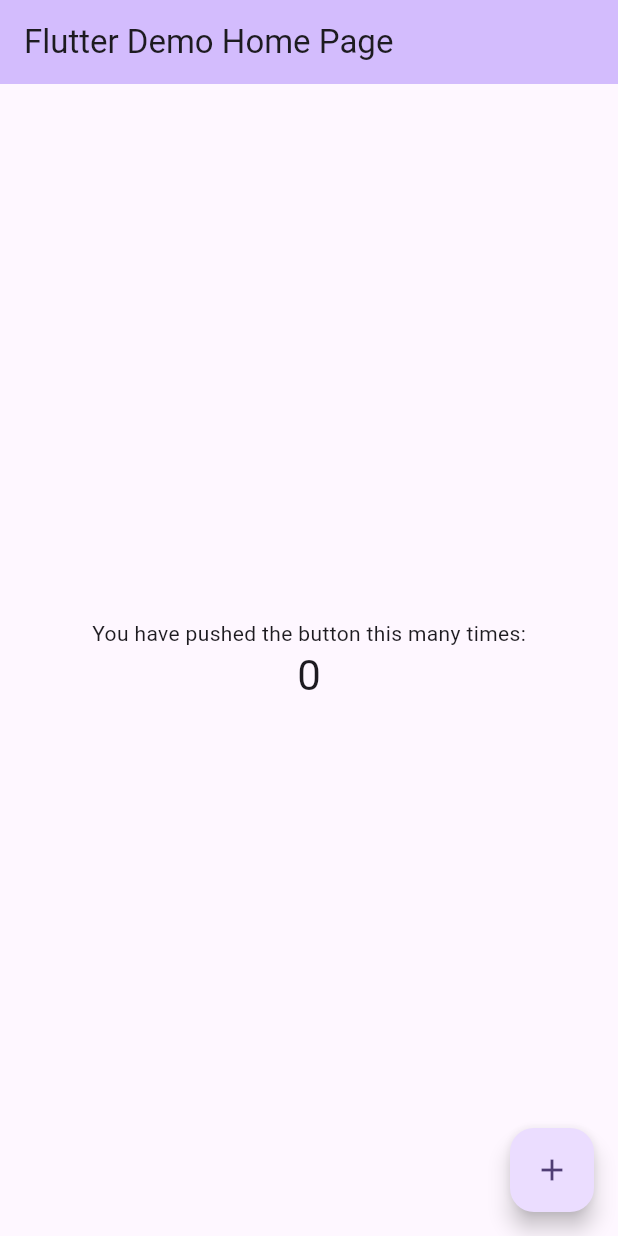
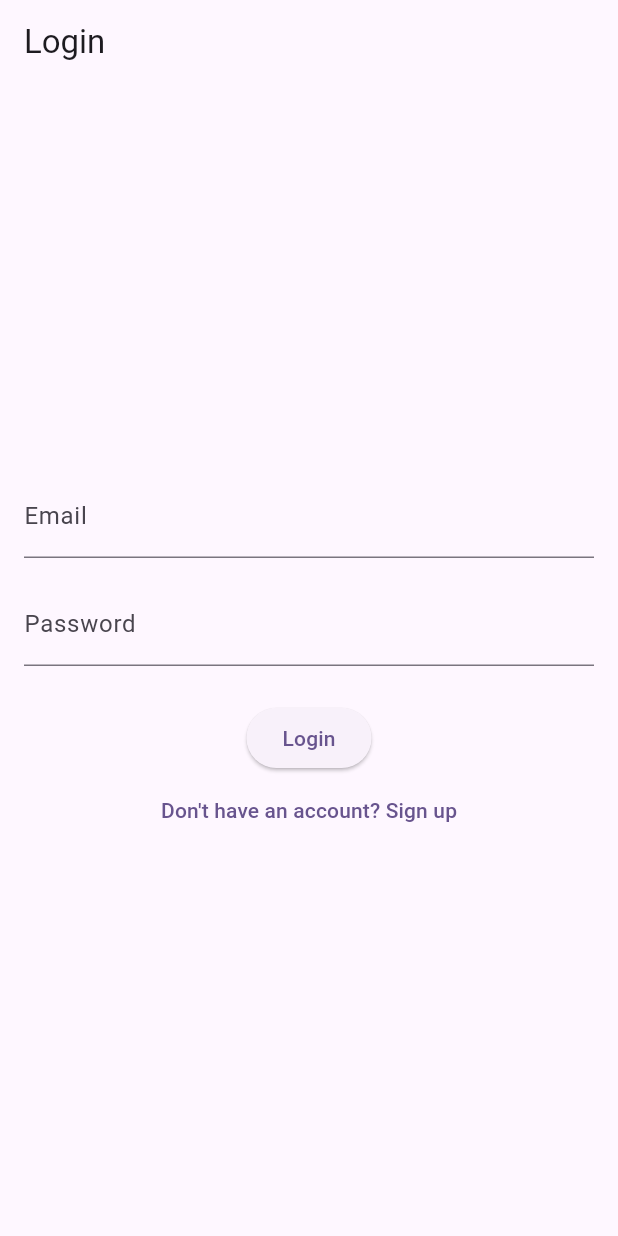
Before and after one commit to IGichuki/AGROSMART, a Flutter app: the screen it shows after launch, on a phone screen of 412 x 824 dp. Run offline on Flutter 3.47's test engine with Material 3 defaults, Android fonts, the light colour scheme and no system bars.

Commit message:
feat: add login and signup screens with reusable components

```diff
--- a/lib/main.dart
+++ b/lib/main.dart
@@ -1,4 +1,6 @@
 import 'package:flutter/material.dart';
+import 'screens/login_screen.dart';
+import 'screens/signup_screen.dart';
 
 void main() {
   runApp(const MyApp());
@@ -11,7 +13,7 @@
   @override
   Widget build(BuildContext context) {
     return MaterialApp(
-      title: 'Flutter Demo',
+      title: 'Agrosmart',
       theme: ThemeData(
         // This is the theme of your application.
         //
@@ -30,7 +32,11 @@
         // tested with just a hot reload.
         colorScheme: ColorScheme.fromSeed(seedColor: Colors.deepPurple),
       ),
-      home: const MyHomePage(title: 'Flutter Demo Home Page'),
+      initialRoute: '/login',
+      routes: {
+        '/login': (context) => const LoginScreen(),
+        '/signup': (context) => const SignupScreen(),
+      },
     );
   }
 }
--- /dev/null
+++ b/lib/screens/login_screen.dart
@@ -0,0 +1,63 @@
+import 'package:flutter/material.dart';
+
+class LoginScreen extends StatefulWidget {
+  const LoginScreen({Key? key}) : super(key: key);
+
+  @override
+  State<LoginScreen> createState() => _LoginScreenState();
+}
+
+class _LoginScreenState extends State<LoginScreen> {
+  final _formKey = GlobalKey<FormState>();
+  String email = '';
+  String password = '';
+
+  @override
+  Widget build(BuildContext context) {
+    return Scaffold(
+      appBar: AppBar(title: const Text('Login')),
+      body: Padding(
+        padding: const EdgeInsets.all(16.0),
+        child: Form(
+          key: _formKey,
+          child: Column(
+            mainAxisAlignment: MainAxisAlignment.center,
+            children: [
+              TextFormField(
+                decoration: const InputDecoration(labelText: 'Email'),
+                keyboardType: TextInputType.emailAddress,
+                validator: (value) =>
+                    value == null || value.isEmpty ? 'Enter email' : null,
+                onSaved: (value) => email = value ?? '',
+              ),
+              const SizedBox(height: 16),
+              TextFormField(
+                decoration: const InputDecoration(labelText: 'Password'),
+                obscureText: true,
+                validator: (value) =>
+                    value == null || value.isEmpty ? 'Enter password' : null,
+                onSaved: (value) => password = value ?? '',
+              ),
+              const SizedBox(height: 24),
+              ElevatedButton(
+                onPressed: () {
+                  if (_formKey.currentState?.validate() ?? false) {
+                    _formKey.currentState?.save();
+                    // TODO: Implement login logic
+                  }
+                },
+                child: const Text('Login'),
+              ),
+              TextButton(
+                onPressed: () {
+                  Navigator.pushNamed(context, '/signup');
+                },
+                child: const Text('Don\'t have an account? Sign up'),
+              ),
+            ],
+          ),
+        ),
+      ),
+    );
+  }
+}
--- /dev/null
+++ b/lib/screens/signup_screen.dart
@@ -0,0 +1,74 @@
+import 'package:flutter/material.dart';
+
+class SignupScreen extends StatefulWidget {
+  const SignupScreen({Key? key}) : super(key: key);
+
+  @override
+  State<SignupScreen> createState() => _SignupScreenState();
+}
+
+class _SignupScreenState extends State<SignupScreen> {
+  final _formKey = GlobalKey<FormState>();
+  String email = '';
+  String password = '';
+  String confirmPassword = '';
+
+  @override
+  Widget build(BuildContext context) {
+    return Scaffold(
+      appBar: AppBar(title: const Text('Sign Up')),
+      body: Padding(
+        padding: const EdgeInsets.all(16.0),
+        child: Form(
+          key: _formKey,
+          child: Column(
+            mainAxisAlignment: MainAxisAlignment.center,
+            children: [
+              TextFormField(
+                decoration: const InputDecoration(labelText: 'Email'),
+                keyboardType: TextInputType.emailAddress,
+                validator: (value) =>
+                    value == null || value.isEmpty ? 'Enter email' : null,
+                onSaved: (value) => email = value ?? '',
+              ),
+              const SizedBox(height: 16),
+              TextFormField(
+                decoration: const InputDecoration(labelText: 'Password'),
+                obscureText: true,
+                validator: (value) =>
+                    value == null || value.isEmpty ? 'Enter password' : null,
+                onSaved: (value) => password = value ?? '',
+              ),
+              const SizedBox(height: 16),
+              TextFormField(
+                decoration: const InputDecoration(
+                  labelText: 'Confirm Password',
+                ),
+                obscureText: true,
+                validator: (value) =>
+                    value != password ? 'Passwords do not match' : null,
+                onSaved: (value) => confirmPassword = value ?? '',
+              ),
+              const SizedBox(height: 24),
+              ElevatedButton(
+                onPressed: () {
+                  if (_formKey.currentState?.validate() ?? false) {
+                    _formKey.currentState?.save();
+                    // TODO: Implement signup logic
+                  }
+                },
+                child: const Text('Sign Up'),
+              ),
+              TextButton(
+                onPressed: () {
+                  Navigator.pop(context);
+                },
+                child: const Text('Already have an account? Login'),
+              ),
+            ],
+          ),
+        ),
+      ),
+    );
+  }
+}
```
Also changed, not shown: lib/widgets/custom_text_field.dart (added, +29 -0 lines).
